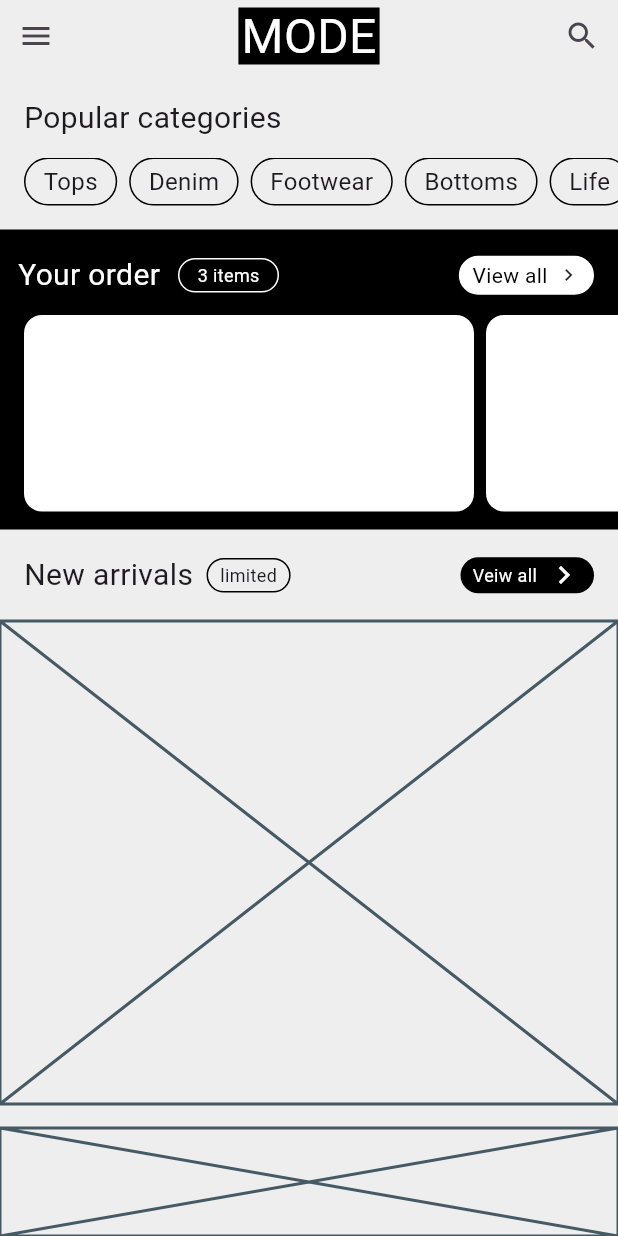
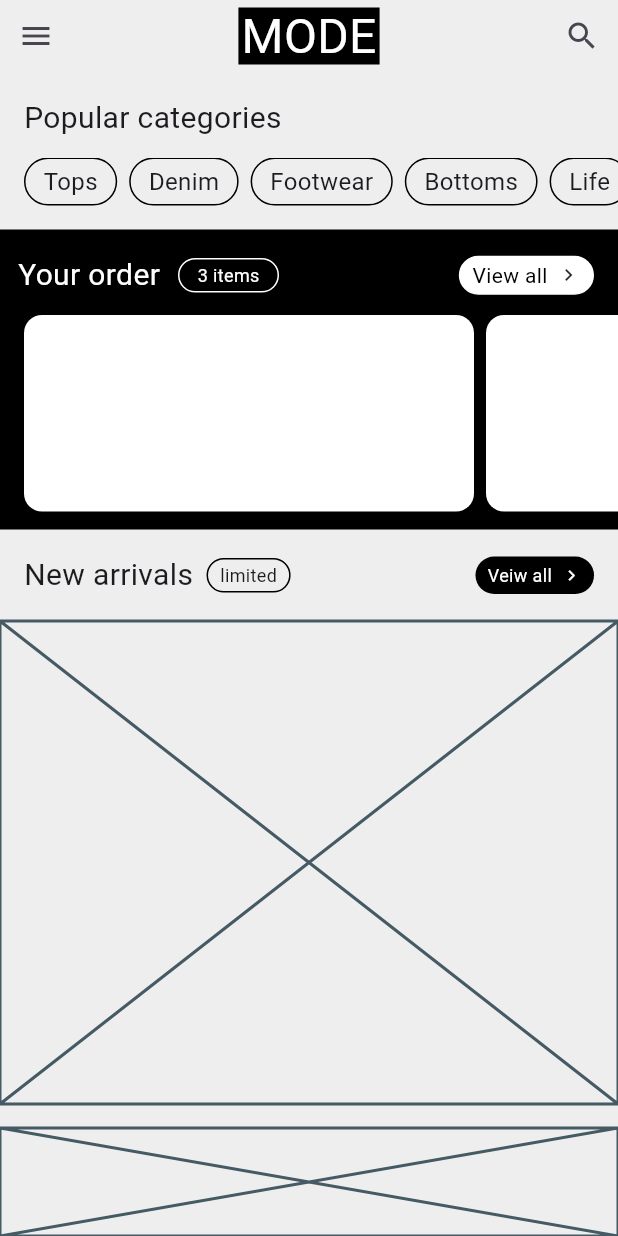
Before and after one commit to JAICHANGPARK/flutter_notebook_chapter_49, a Flutter app: the ECommerceHomePage screen opened directly, on a phone screen of 412 x 824 dp. Run offline on Flutter 3.47's test engine with Material 3 defaults, Android fonts, the phone set to English and light mode, and no system bars; our stand-ins replace google_fonts; Roboto replaces fonts that are missing (Akshar).

Commit message:
Update e_commerce_home_page.dart

```diff
--- a/lib/ep2451_e_commerce_app/ui/e_commerce_home_page.dart
+++ b/lib/ep2451_e_commerce_app/ui/e_commerce_home_page.dart
@@ -176,7 +176,7 @@ class _ECommerceHomePageState extends State<ECommerceHomePage> {
                       shape: StadiumBorder(),
                       color: Colors.black,
                     ),
-                    padding: .symmetric(horizontal: 8),
+                    padding: .symmetric(horizontal: 8, vertical: 4),
                     child: Row(
                       spacing: 6,
                       children: [
@@ -186,7 +186,8 @@ class _ECommerceHomePageState extends State<ECommerceHomePage> {
                           fontSize: 12,),
                         ),
                         Icon(Icons.keyboard_arrow_right_sharp,
-                        color: Colors.white,),
+                        color: Colors.white,
+                        size: 14,),
                       ],
                     ),
                   ),
```
